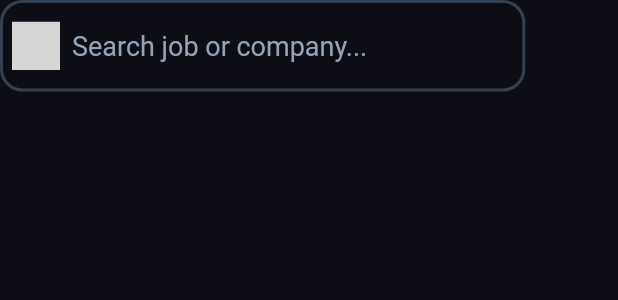
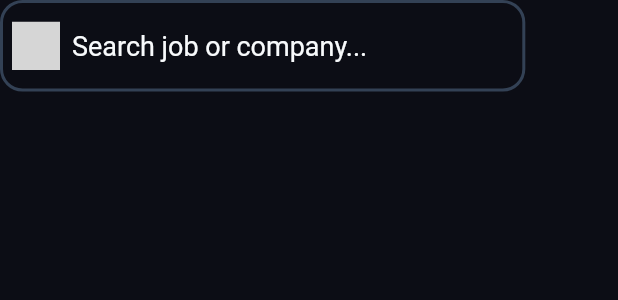
Before and after one commit to oakarakum/searching_app, a Flutter app: the SearchBar widget shown alone on an empty page, opened directly, on a phone screen of 412 x 824 dp. Shown: the top 300 px of the screen. Run offline on Flutter 3.47's test engine with Material 2 defaults, Android fonts, the light colour scheme and no system bars; our stand-ins replace flutter_svg, google_fonts, responsive_sizer; grey boxes are pictures that could not be loaded.

Commit message:
searchbar yazısı ve ikonunun rengi değiştirildi.

```diff
--- a/lib/features/searchbar.dart
+++ b/lib/features/searchbar.dart
@@ -21,9 +21,9 @@ class _SearchBarState extends State<SearchBar> {
         decoration: InputDecoration(
           prefixIcon: IconButton(
               onPressed: () {},
-              icon: SvgPicture.asset("assets/HomePageAssets/Search.svg")),
+              icon: SvgPicture.asset("assets/HomePageAssets/Search.svg",color: Color(0xffF8FAFC),)),
           hintText: "Search job or company...",
-          hintStyle: TextStyle(color: Color(0xff94A3B8), fontSize: 18),
+          hintStyle: TextStyle(color: Color(0xffF8FAFC), fontSize: 18),
           enabledBorder: OutlineInputBorder(
               borderRadius: BorderRadius.circular(15),
               borderSide: BorderSide(width: 2, color: Color(0xff334155))),
```
